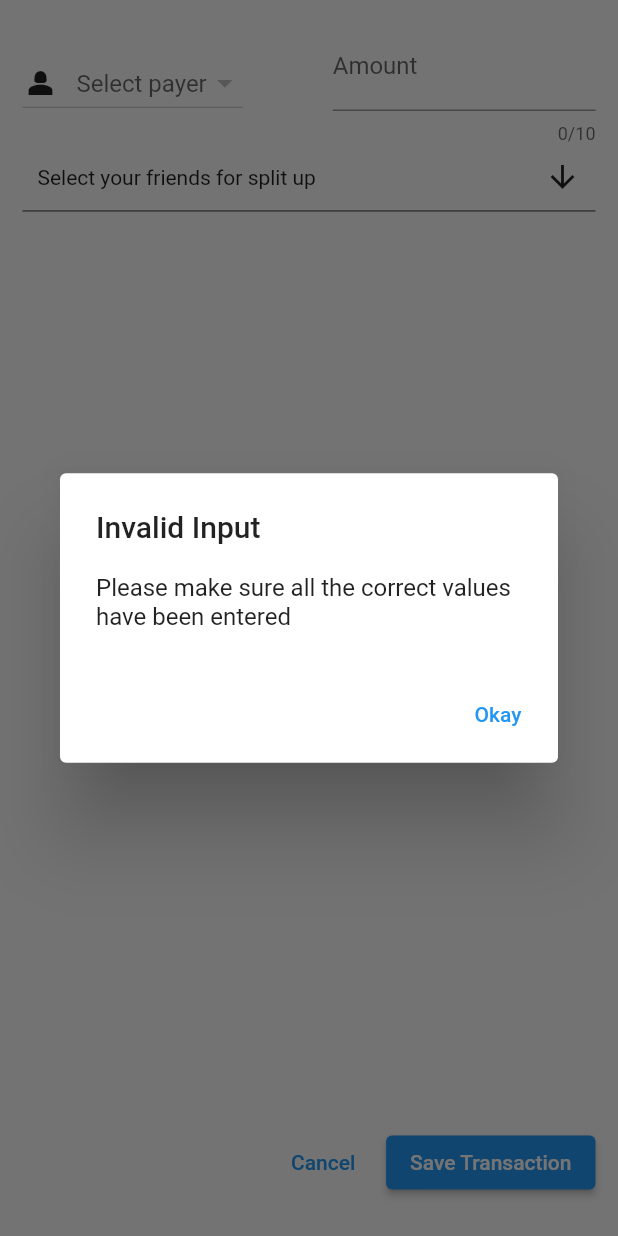
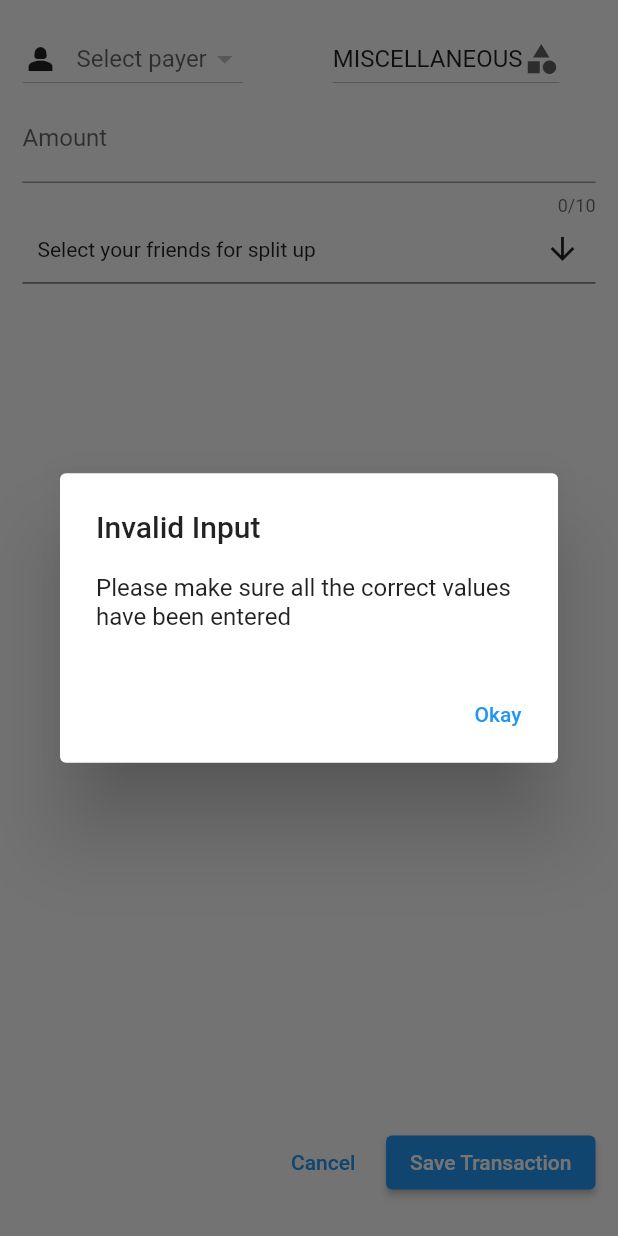
Before and after one commit to aryapanja/split_bill, a Flutter app: the NewTransaction widget shown alone on an empty page, opened directly with empty values, after a tap on "Save Transaction", on a phone screen of 412 x 824 dp. Run offline on Flutter 3.47's test engine with Material 2 defaults, Android fonts, the phone set to English and light mode, and no system bars; drawn by our look-alikes of multi_select_flutter; our stand-ins replace flutter_native_splash, pie_chart, sqflite; accounts and stored records are empty.

```diff
--- a/lib/addTransaction/new_transaction.dart
+++ b/lib/addTransaction/new_transaction.dart
@@ -1,6 +1,5 @@
 import 'package:flutter/material.dart';
 import 'package:multi_select_flutter/multi_select_flutter.dart';
-import 'package:selectable_list/selectable_list.dart';
 import '../transaction.dart';
 
 class NewTransaction extends StatefulWidget {
@@ -23,6 +22,7 @@ class _NewTransactionState extends State<NewTransaction> {
   List<String> temp = [];
   List<String> tempSelect = [];
   String? payee;
+  Categories _selectedCategory = Categories.miscellaneous;
 
   @override
   void dispose() {
@@ -70,6 +70,7 @@ class _NewTransactionState extends State<NewTransaction> {
         name: payee!,
         pay: amt,
         selected: getPeople(tempSelect),
+        category: _selectedCategory,
       ),
     );
     Navigator.pop(context);
@@ -115,18 +116,39 @@ class _NewTransactionState extends State<NewTransaction> {
                 },
               ),
               const SizedBox(width: 60),
-              Expanded(
-                child: TextField(
-                  keyboardType: TextInputType.number,
-                  controller: _amountController,
-                  maxLength: 10,
-                  decoration: const InputDecoration(
-                    prefixText: 'Rs',
-                    labelText: "Amount",
-                  ),
-                ),
+              DropdownButton(
+                hint: const Text('Select category'),
+                value: _selectedCategory,
+                icon: const Icon(Icons.category),
+                items: Categories.values
+                    .map(
+                      (e) => DropdownMenuItem(
+                        value: e,
+                        child: Text(
+                          e.name.toUpperCase(),
+                        ),
+                      ),
+                    )
+                    .toList(),
+                onChanged: (value) {
+                  if (value == null) {
+                    return;
+                  }
+                  setState(() {
+                    _selectedCategory = value;
+                  });
+                },
               ),
             ],
+          ),
+          TextField(
+            keyboardType: TextInputType.number,
+            controller: _amountController,
+            maxLength: 10,
+            decoration: const InputDecoration(
+              prefixText: 'Rs',
+              labelText: "Amount",
+            ),
           ),
           MultiSelectDialogField(
             items: temp.map((e) => MultiSelectItem(e, e)).toList(),
--- a/lib/main.dart
+++ b/lib/main.dart
@@ -1,9 +1,10 @@
 import 'package:flutter/material.dart';
+import 'package:split_bill/sql_helper.dart';
 import 'home_page.dart';
 import 'package:flutter_native_splash/flutter_native_splash.dart';
 
 Future main() async {
-  WidgetsBinding widgetsBinding = WidgetsFlutterBinding.ensureInitialized();
+
   await Future.delayed(const Duration(seconds: 2));
   FlutterNativeSplash.remove();
   runApp(
--- a/lib/transaction.dart
+++ b/lib/transaction.dart
@@ -1,9 +1,30 @@
-import 'package:split_bill/Person.dart';
+import 'package:flutter/material.dart';
+
+enum Categories { accomodation, travel, food, entertainment, miscellaneous }
+
+const categoryIcons = {
+  Categories.accomodation: Icons.hotel,
+  Categories.travel: Icons.travel_explore,
+  Categories.food: Icons.lunch_dining,
+  Categories.entertainment: Icons.movie,
+  Categories.miscellaneous: Icons.miscellaneous_services,
+  // Categories.food: Icons.lunch_dining,
+  // Categories.travel: Icons.flight_takeoff,
+  // Categories.leisure: Icons.movie,
+  // Categories.work: Icons.work,
+};
+
+
 
 class Transactions {
   final String name;
   final double pay;
   List<Map<String, dynamic>> selected;
+  final Categories category;
 
-  Transactions({required this.name, required this.pay, required this.selected});
+  Transactions(
+      {required this.name,
+      required this.pay,
+      required this.selected,
+      required this.category});
 }
--- a/pubspec.yaml
+++ b/pubspec.yaml
@@ -40,6 +40,7 @@ dependencies:
   multiselect: ^0.1.0
   selectable_list: ^0.1.1
   flutter_native_splash: ^2.2.4
+  pie_chart: ^5.3.2
 
 flutter_native_splash:
   android: true
```
Also changed, not shown: lib/SplittingStart.dart (+15 -3 lines), lib/home_page.dart (+24 -6 lines), lib/pie_chart/pie_view.dart (added, +103 -0 lines), lib/sql_helper.dart (+4 -3 lines), pubspec.lock.
